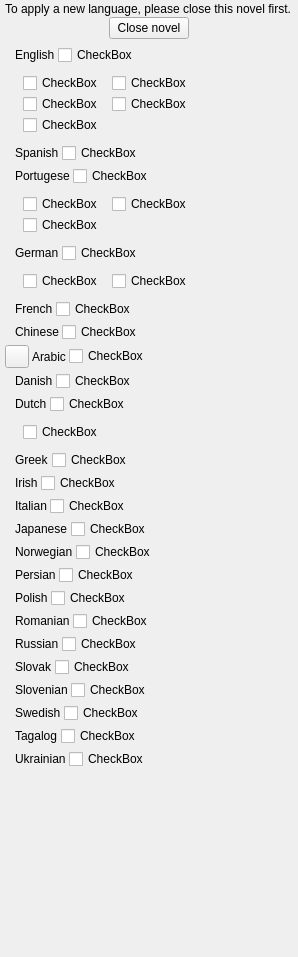
Above: ui/manuscript_context_menu_widget.ui from zkovari/plotlyst before the change. Below: the same form after it.
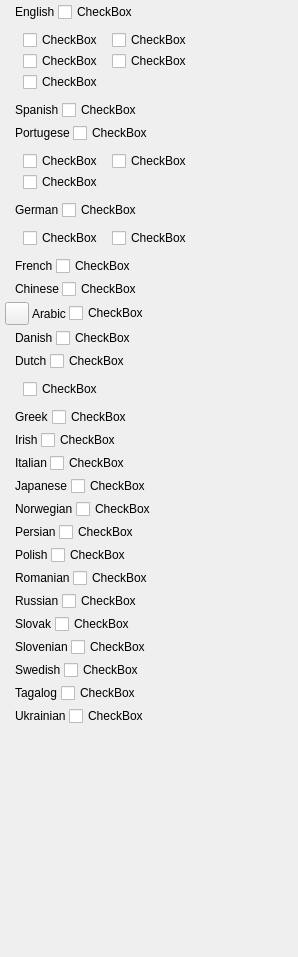
That is the form after the change. Custom widgets are drawn as their Qt base class.

```diff
--- a/ui/manuscript_context_menu_widget.ui
+++ b/ui/manuscript_context_menu_widget.ui
@@ -56,59 +56,6 @@
       <property name="bottomMargin">
        <number>0</number>
       </property>
-      <item>
-       <widget class="QWidget" name="wdgShutDown" native="true">
-        <layout class="QVBoxLayout" name="verticalLayout_3">
-         <property name="spacing">
-          <number>1</number>
-         </property>
-         <property name="leftMargin">
-          <number>0</number>
-         </property>
-         <property name="topMargin">
-          <number>0</number>
-         </property>
-         <property name="rightMargin">
-          <number>3</number>
-         </property>
-         <property name="bottomMargin">
-          <number>3</number>
-         </property>
-         <item>
-          <widget class="QLabel" name="lblShutdownHint">
-           <property name="text">
-            <string>To apply a new language, please close this novel first.</string>
-           </property>
-           <property name="wordWrap">
-            <bool>true</bool>
-           </property>
-          </widget>
-         </item>
-         <item alignment="Qt::AlignHCenter">
-          <widget class="QPushButton" name="btnShutDown">
-           <property name="sizePolicy">
-            <sizepolicy hsizetype="Maximum" vsizetype="Fixed">
-             <horstretch>0</horstretch>
-             <verstretch>0</verstretch>
-            </sizepolicy>
-           </property>
-           <property name="cursor">
-            <cursorShape>PointingHandCursor</cursorShape>
-           </property>
-           <property name="text">
-            <string>Close novel</string>
-           </property>
-           <property name="base" stdset="0">
-            <bool>true</bool>
-           </property>
-           <property name="highlighted" stdset="0">
-            <bool>true</bool>
-           </property>
-          </widget>
-         </item>
-        </layout>
-       </widget>
-      </item>
       <item>
        <layout class="QHBoxLayout" name="horizontalLayout">
         <item>
```
Left out of the diff: 104 changed lines with no effect on the pictures.
